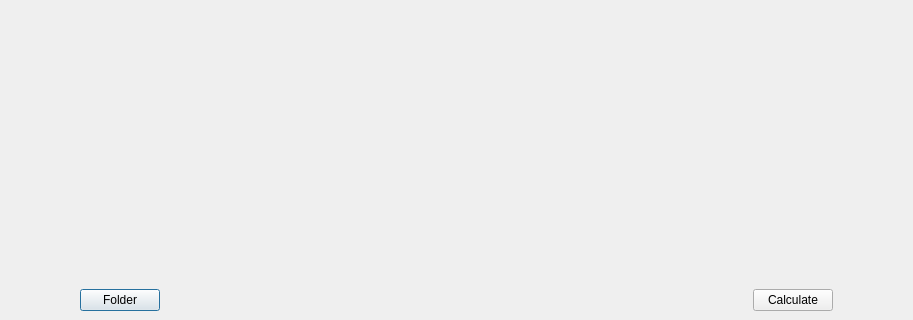
Qt form HistOption/src/HistOption/histogram.ui (Rodelph/Image-Processing-Utility) before a commit; both pictures show x 224 to 1137 and y 400 to 720 of the 1366 by 720 pixel window.
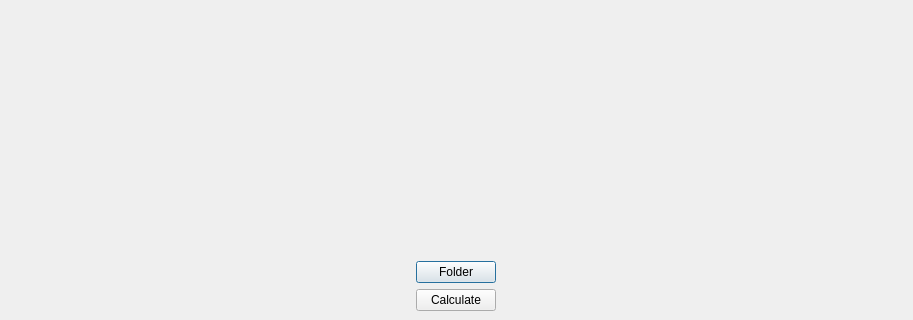
The same form after that commit.

```diff
--- a/HistOption/src/HistOption/histogram.ui
+++ b/HistOption/src/HistOption/histogram.ui
@@ -48,23 +48,15 @@
         <property name="text">
          <string/>
         </property>
+        <property name="alignment">
+         <set>Qt::AlignCenter</set>
+        </property>
        </widget>
       </item>
       <item alignment="Qt::AlignHCenter">
        <widget class="QPushButton" name="foldBtn">
         <property name="text">
          <string>Folder</string>
-        </property>
-       </widget>
-      </item>
-     </layout>
-    </item>
-    <item>
-     <layout class="QVBoxLayout" name="verticalLayout_2">
-      <item>
-       <widget class="QLabel" name="calcImage">
-        <property name="text">
-         <string/>
         </property>
        </widget>
       </item>
```
